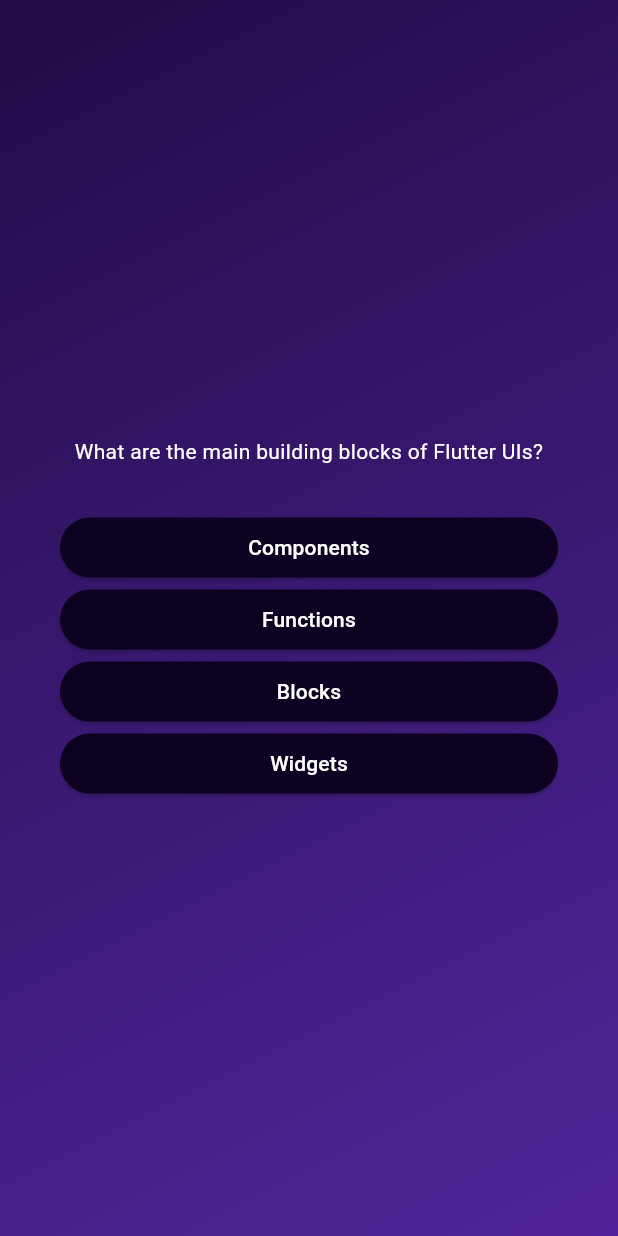
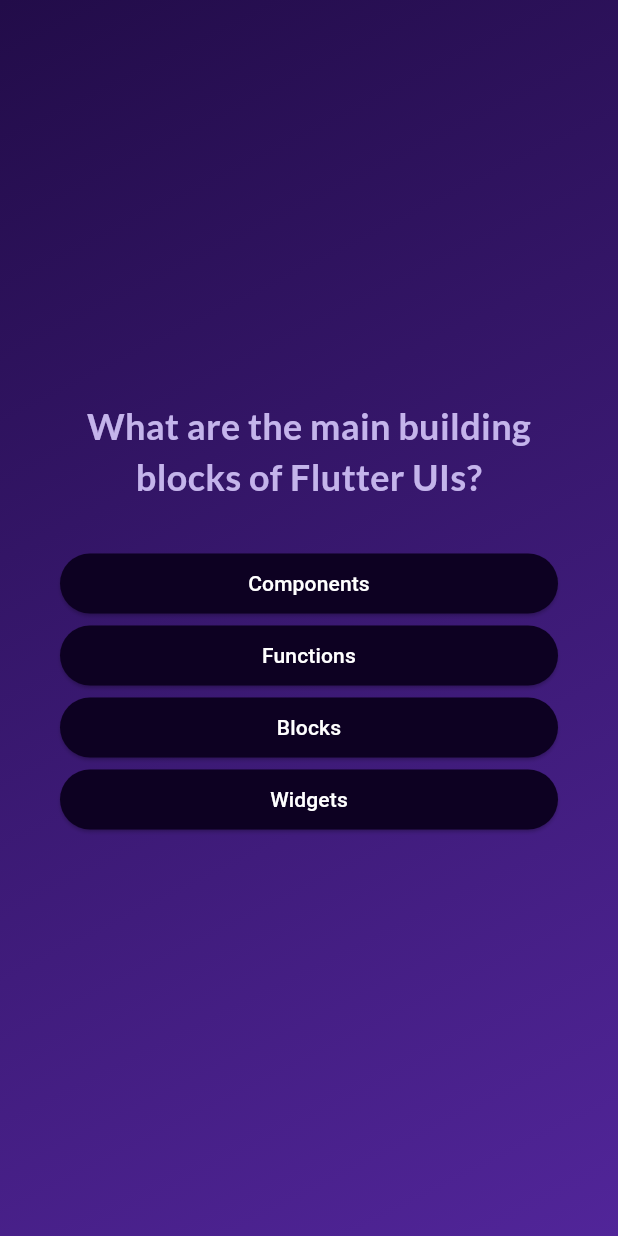
Before and after one commit to abdulsatertn/quiz_app, a Flutter app: the screen it shows after launch, after a tap on "Start Quiz", on a phone screen of 412 x 824 dp. Run offline on Flutter 3.47's test engine with Material 3 defaults, Android fonts, the phone set to English and light mode, and no system bars; our stand-ins replace google_fonts.

Commit message:
Add Google Fonts for question text in QuestionsScreen
Import Google Fonts package and update question text style to use
GoogleFonts.lato with specific color, font size, and font weight.

```diff
--- a/lib/questions_screen.dart
+++ b/lib/questions_screen.dart
@@ -1,4 +1,5 @@
 import 'package:flutter/material.dart';
+import 'package:google_fonts/google_fonts.dart';
 import 'package:quiz_app/answer_button.dart';
 import 'package:quiz_app/data/questions.dart';
 
@@ -31,15 +32,21 @@ class _QuestionsScreenState extends State<QuestionsScreen> {
           mainAxisAlignment: MainAxisAlignment.center,
           children: [
             Text(
-              textAlign: TextAlign.center,
-              currintQuestion.text,
-              style: const TextStyle(color: Colors.white),
-            ),
+                textAlign: TextAlign.center,
+                currintQuestion.text,
+                style: GoogleFonts.lato(
+                  color: const Color.fromARGB(255, 196, 180, 235),
+                  fontSize: 24,
+                  fontWeight: FontWeight.bold,
+                )),
             const SizedBox(
               height: 30,
             ),
             ...currintQuestion.getShuffledAnswers().map((answer) {
-              return AnswerButton(onTap: answerQuestion, answerText: answer);
+              return AnswerButton(
+                onTap: answerQuestion,
+                answerText: answer,
+              );
             }),
           ],
         ),
```
